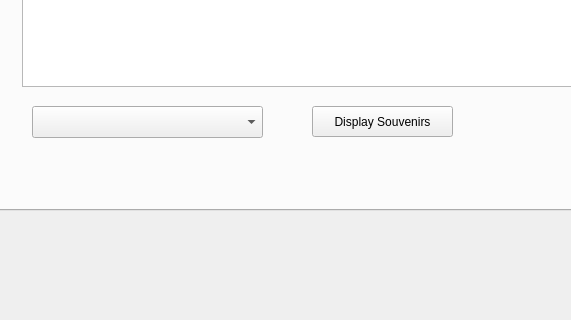
Ykhan799/CS-1D-Project-2-Baseball, file Baseball/DataBase.ui: the form before one commit; both pictures show x 0 to 571 and y 430 to 750 of the 850 by 750 pixel window.
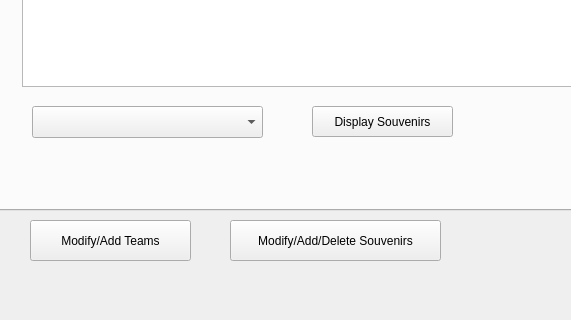
The form after the commit. The open tabs and pages were chosen to show the change.

Commit message: Admin functions: Add, Delete, Modify Souvenirs

```diff
--- a/Baseball/DataBase.ui
+++ b/Baseball/DataBase.ui
@@ -259,6 +259,32 @@
      </widget>
     </widget>
    </widget>
+   <widget class="QPushButton" name="modifyTeams">
+    <property name="geometry">
+     <rect>
+      <x>30</x>
+      <y>650</y>
+      <width>161</width>
+      <height>41</height>
+     </rect>
+    </property>
+    <property name="text">
+     <string>Modify/Add Teams</string>
+    </property>
+   </widget>
+   <widget class="QPushButton" name="modifySouvenirs">
+    <property name="geometry">
+     <rect>
+      <x>230</x>
+      <y>650</y>
+      <width>211</width>
+      <height>41</height>
+     </rect>
+    </property>
+    <property name="text">
+     <string>Modify/Add/Delete Souvenirs</string>
+    </property>
+   </widget>
   </widget>
   <widget class="QMenuBar" name="menubar">
    <property name="geometry">
```
Left out of the diff: 2 changed lines with no effect on the pictures. The commit also changes 11 other files.
